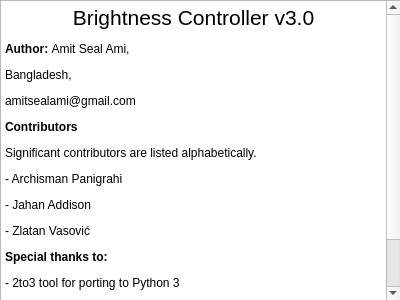
This is src/ui/about.ui in LordAmit/Brightness as Qt 5 draws it before an edit. The edited form follows.
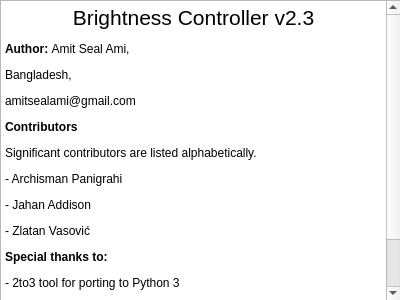
This is the edited form.

Commit message: revert version back to 2.3

Diff of the .ui file:
```diff
--- a/src/ui/about.ui
+++ b/src/ui/about.ui
@@ -45,7 +45,7 @@
 &lt;html&gt;&lt;head&gt;&lt;meta name=&quot;qrichtext&quot; content=&quot;1&quot; /&gt;&lt;style type=&quot;text/css&quot;&gt;
 p, li { white-space: pre-wrap; }
 &lt;/style&gt;&lt;/head&gt;&lt;body style=&quot; font-family:'Noto Sans'; font-size:10pt; font-weight:400; font-style:normal;&quot;&gt;
-&lt;p align=&quot;center&quot; style=&quot; margin-top:12px; margin-bottom:12px; margin-left:0px; margin-right:0px; -qt-block-indent:0; text-indent:0px;&quot;&gt;&lt;span style=&quot; font-family:'Sans'; font-size:16pt;&quot;&gt;Brightness Controller v3.0&lt;/span&gt;&lt;/p&gt;
+&lt;p align=&quot;center&quot; style=&quot; margin-top:12px; margin-bottom:12px; margin-left:0px; margin-right:0px; -qt-block-indent:0; text-indent:0px;&quot;&gt;&lt;span style=&quot; font-family:'Sans'; font-size:16pt;&quot;&gt;Brightness Controller v2.3&lt;/span&gt;&lt;/p&gt;
 &lt;p style=&quot; margin-top:12px; margin-bottom:12px; margin-left:0px; margin-right:0px; -qt-block-indent:0; text-indent:0px;&quot;&gt;&lt;span style=&quot; font-family:'Sans'; font-size:9pt; font-weight:600;&quot;&gt;Author: &lt;/span&gt;&lt;span style=&quot; font-family:'Sans'; font-size:9pt;&quot;&gt;Amit Seal Ami, &lt;/span&gt;&lt;/p&gt;
 &lt;p style=&quot; margin-top:12px; margin-bottom:12px; margin-left:0px; margin-right:0px; -qt-block-indent:0; text-indent:0px;&quot;&gt;&lt;span style=&quot; font-family:'Sans'; font-size:9pt;&quot;&gt;Bangladesh,&lt;/span&gt;&lt;/p&gt;
 &lt;p style=&quot; margin-top:12px; margin-bottom:12px; margin-left:0px; margin-right:0px; -qt-block-indent:0; text-indent:0px;&quot;&gt;&lt;span style=&quot; font-family:'Sans'; font-size:9pt;&quot;&gt;amitsealami@gmail.com&lt;/span&gt;&lt;/p&gt;
```
The commit also changes 1 other file.
